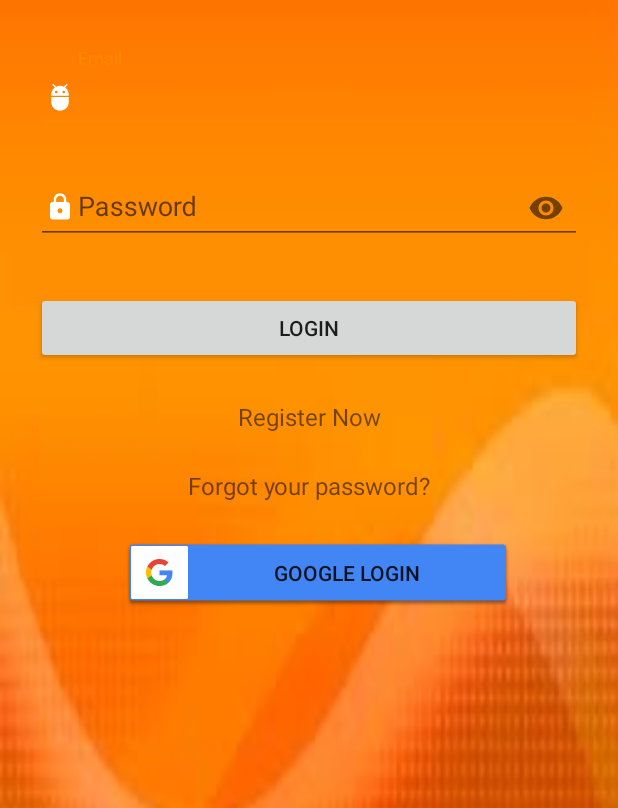
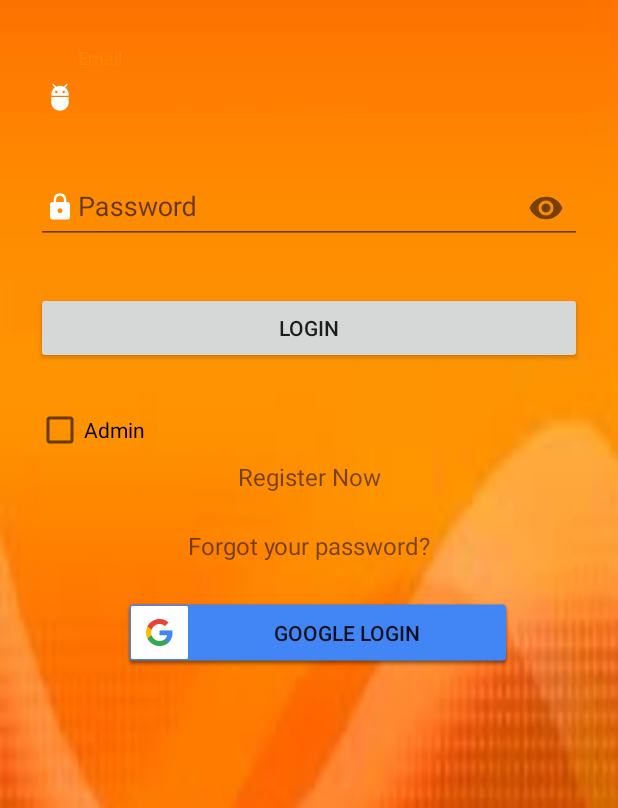
Before and after one commit to francop94/EvolutionFitnessASD, an Android app: the screen it shows after launch (MainActivity), on a phone screen of 412 x 824 dp, the part 428-1236 px from its top. Run offline under Robolectric (Android 15) with nearby library versions, the phone set to English and light mode, and no system bars; our stand-ins replace Firebase (no records; nobody signed in at launch, a user with empty details on screens opened directly).

Commit message:
"Solved bugs on surname for user and added checkbox for admin with responsive layout"

```diff
--- a/app/src/main/java/com/example/evolutionfitnessasd/MainActivity.java
+++ b/app/src/main/java/com/example/evolutionfitnessasd/MainActivity.java
@@ -6,6 +6,7 @@ import android.support.design.widget.Snackbar;
 import android.text.TextUtils;
 import android.util.Log;
 import android.view.View;
+import android.widget.CheckBox;
 import android.widget.EditText;
 import android.widget.Switch;
 import android.widget.TextView;
@@ -38,6 +39,7 @@ public class MainActivity extends BaseActivity implements
 
     private EditText mEmailField;
     private EditText mPasswordField;
+    private CheckBox check;
     // [START declare_auth]
     private GoogleSignInClient mGoogleSignInClient;
     private FirebaseAuth mAuth;
@@ -57,6 +59,10 @@ public class MainActivity extends BaseActivity implements
         findViewById(R.id.emailCreateAccountButton).setOnClickListener(this);
         findViewById(R.id.googleSignIn).setOnClickListener(this);
         findViewById(R.id.forgotPassword).setOnClickListener(this);
+
+        //Checkbox
+        check = (CheckBox) findViewById(R.id.checkBox_admin);
+        check.setOnClickListener(this);
         // [START config_signin]
         // Configure Google Sign In
         GoogleSignInOptions gso = new GoogleSignInOptions.Builder(GoogleSignInOptions.DEFAULT_SIGN_IN)
@@ -83,9 +89,6 @@ public class MainActivity extends BaseActivity implements
 
         if(currentUser!=null && currentUser.isEmailVerified()){
             revokeAccess();
-            updateUI(currentUser);
-        } else{
-            updateUI(currentUser);
         }
 
 
@@ -107,7 +110,6 @@ public class MainActivity extends BaseActivity implements
                 // Google Sign In failed, update UI appropriately
                 Log.w(TAG, "Google sign in failed", e);
                 // [START_EXCLUDE]
-                updateUI(null);
                 // [END_EXCLUDE]
             }
         }
@@ -129,7 +131,7 @@ public class MainActivity extends BaseActivity implements
                             // Sign in success, update UI with the signed-in user's information
                             Log.d(TAG, "signInWithCredential:success");
                             FirebaseUser user = mAuth.getCurrentUser();
-                            updateUI(user);
+
                             finish();
                             Intent menu = new Intent(MainActivity.this,Navigation.class);
                             startActivity(menu);
@@ -137,7 +139,7 @@ public class MainActivity extends BaseActivity implements
                             // If sign in fails, display a message to the user.
                             Log.w(TAG, "signInWithCredential:failure", task.getException());
                             Snackbar.make(findViewById(R.id.main_layout), "Authentication Failed.", Snackbar.LENGTH_SHORT).show();
-                            updateUI(null);
+
                         }
 
                         // [START_EXCLUDE]
@@ -181,7 +183,6 @@ public class MainActivity extends BaseActivity implements
                                 Log.w(TAG, "signInWithEmail:failure", task.getException());
                                 Toast.makeText(MainActivity.this, "Incorrect email or password.",
                                         Toast.LENGTH_SHORT).show();
-                                updateUI(null);
                             }
                         }
                     });
@@ -194,7 +195,6 @@ public class MainActivity extends BaseActivity implements
 
                                 Log.d(TAG, "signInWithEmail:success");
                                 FirebaseUser user = mAuth.getCurrentUser();
-                                updateUI(user);
                                 finish();
                                 Intent menu = new Intent(MainActivity.this, Navigation.class);
                                 startActivity(menu);
@@ -203,7 +203,6 @@ public class MainActivity extends BaseActivity implements
                                 Log.w(TAG, "signInWithEmail:failure", task.getException());
                                 Toast.makeText(MainActivity.this, "Incorrect email or password.",
                                         Toast.LENGTH_SHORT).show();
-                                updateUI(null);
                             }
 
                             hideProgressDialog();
@@ -236,22 +235,18 @@ public class MainActivity extends BaseActivity implements
         return valid;
     }
 
-    private void updateUI(FirebaseUser user) {
+    private void updateUI() {
         hideProgressDialog();
-        /*if (user != null) {
-            findViewById(R.id.fieldEmail).setVisibility(View.GONE);
-            findViewById(R.id.fieldPassword).setVisibility(View.GONE);
+        if(check.isChecked()) {
             findViewById(R.id.emailCreateAccountButton).setVisibility(View.GONE);
-            findViewById(R.id.emailSignInButton).setVisibility(View.GONE);
             findViewById(R.id.googleSignIn).setVisibility(View.GONE);
-        } else {
-            findViewById(R.id.fieldEmail).setVisibility(View.VISIBLE);
-            findViewById(R.id.fieldPassword).setVisibility(View.VISIBLE);
+        }
+        else{
             findViewById(R.id.emailCreateAccountButton).setVisibility(View.VISIBLE);
-            findViewById(R.id.emailSignInButton).setVisibility(View.VISIBLE);
             findViewById(R.id.googleSignIn).setVisibility(View.VISIBLE);
-        }*/
+        }
     }
+
     private void revokeAccess() {
         // Firebase sign out
         if (mAuth != null) {
@@ -284,6 +279,8 @@ public class MainActivity extends BaseActivity implements
             //finish();
             Intent reset = new Intent(MainActivity.this,ResetPassword.class);
             startActivity(reset);
+        } else if(i == R.id.checkBox_admin){
+            updateUI();
         } else{
             signInGoogle();
 
--- a/app/src/main/res/layout-v14/activity_main.xml
+++ b/app/src/main/res/layout-v14/activity_main.xml
@@ -67,6 +67,12 @@
             android:layout_marginBottom="24dp"
             android:text="Login" />
 
+        <CheckBox
+            android:id="@+id/checkBox_admin"
+            android:layout_width="138dp"
+            android:layout_height="40dp"
+            android:text="Admin" />
+
         <TextView
             android:id="@+id/emailCreateAccountButton"
             android:layout_width="match_parent"
--- a/app/src/main/res/layout/activity_main.xml
+++ b/app/src/main/res/layout/activity_main.xml
@@ -59,16 +59,6 @@
                 android:inputType="textPassword" />
         </android.support.design.widget.TextInputLayout>
 
-        <Switch
-            android:id="@+id/switch1"
-            android:layout_width="match_parent"
-            android:layout_height="wrap_content"
-            android:layout_marginBottom="24dp"
-            android:gravity="right"
-            android:text="Remember me"
-            android:textSize="16dip"
-            tools:targetApi="ice_cream_sandwich" />
-
         <android.support.v7.widget.AppCompatButton
             android:id="@+id/emailSignInButton"
             android:layout_width="fill_parent"
@@ -77,6 +67,12 @@
             android:layout_marginBottom="24dp"
             android:padding="12dp"
             android:text="Login" />
+
+        <CheckBox
+            android:id="@+id/checkBox_admin"
+            android:layout_width="138dp"
+            android:layout_height="40dp"
+            android:text="Admin" />
 
         <TextView
             android:id="@+id/emailCreateAccountButton"
@@ -106,6 +102,7 @@
             android:gravity="center"
             android:text="Google Login" />
 
+
     </LinearLayout>
 
 </ScrollView>
```
Also changed, not shown: app/src/main/java/com/example/evolutionfitnessasd/Navigation.java (+14 -8 lines), app/src/main/java/com/example/evolutionfitnessasd/SignUpActivity.java (+7 -5 lines), app/src/main/java/com/example/evolutionfitnessasd/shared.java (+6 -6 lines).
